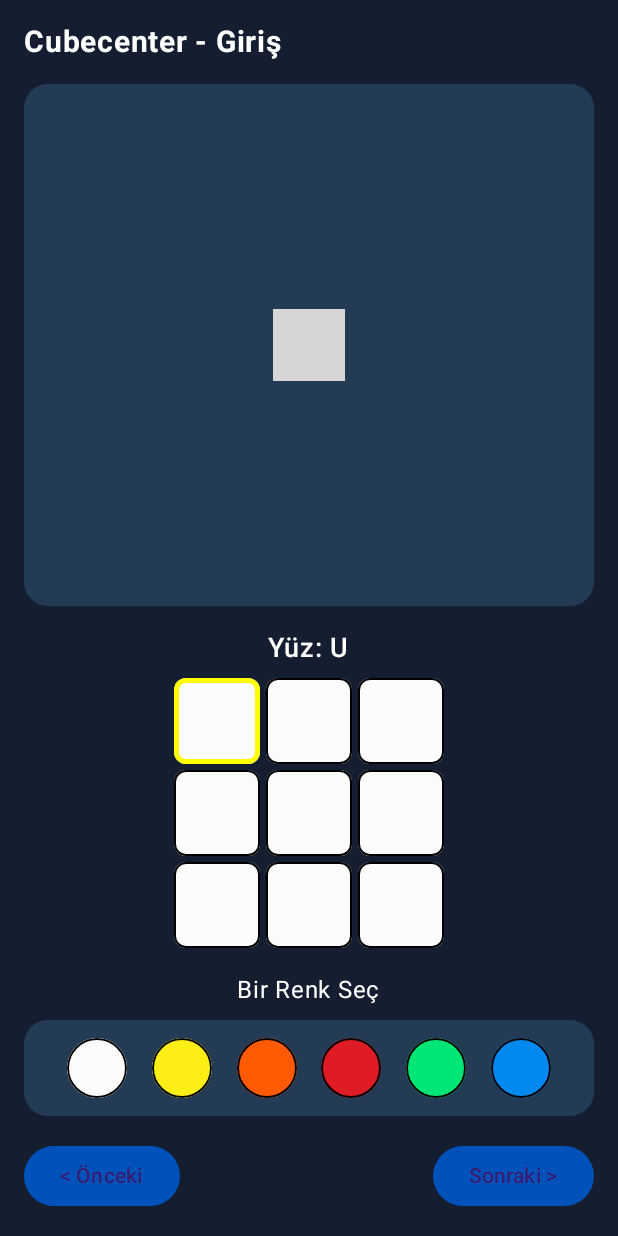
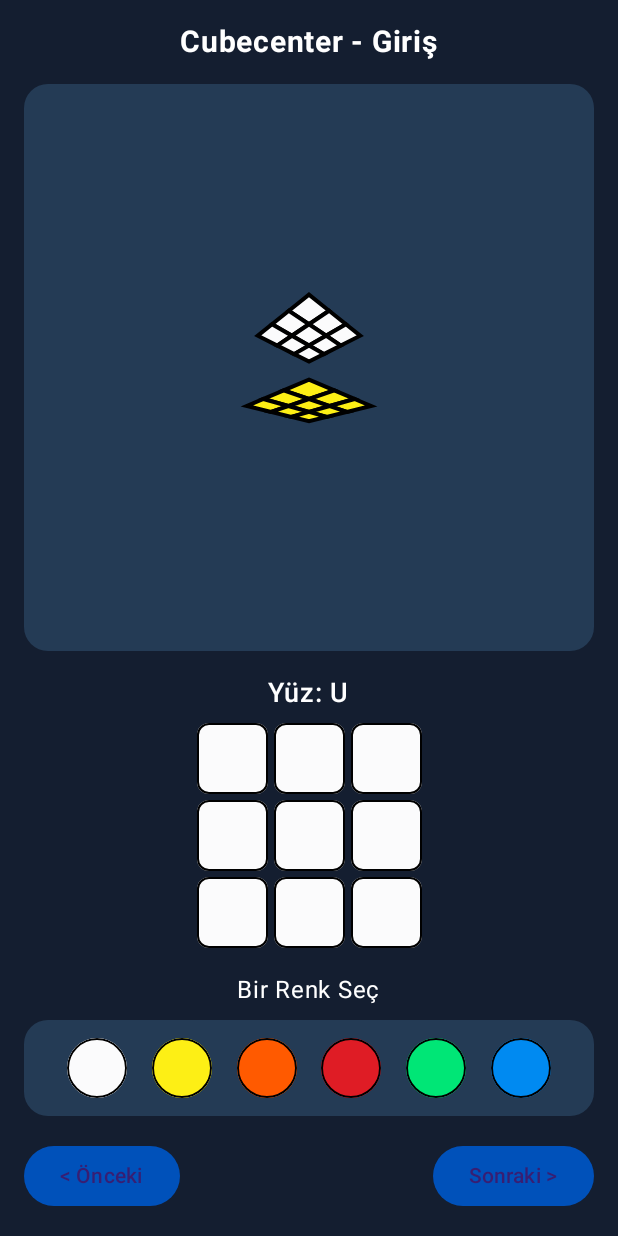
Before and after one commit to gitthubpro/cubecenter, an Android app built with Jetpack Compose: the screen it shows after launch (MainActivity), on a phone screen of 412 x 824 dp. Run offline under Robolectric (Android 15) with nearby library versions, the phone set to English and light mode, and no system bars; grey boxes are pictures that could not be loaded.

Commit message:
Refactor CubeInputScreen layout and remove unused code

```diff
--- a/app/src/main/java/com/cubecenter/app/ui/CubeInputScreen.kt
+++ b/app/src/main/java/com/cubecenter/app/ui/CubeInputScreen.kt
@@ -4,9 +4,6 @@ import androidx.compose.foundation.background
 import androidx.compose.foundation.border
 import androidx.compose.foundation.clickable
 import androidx.compose.foundation.layout.*
-import androidx.compose.foundation.lazy.grid.GridCells
-import androidx.compose.foundation.lazy.grid.LazyVerticalGrid
-import androidx.compose.foundation.lazy.grid.items
 import androidx.compose.foundation.shape.CircleShape
 import androidx.compose.foundation.shape.RoundedCornerShape
 import androidx.compose.material3.*
@@ -28,8 +25,6 @@ fun CubeInputScreen(viewModel: CubeViewModel = viewModel<CubeViewModel>()) {
     val cubeState by viewModel.cubeState.collectAsState()
     val selectedFace by viewModel.selectedFace.collectAsState()
 
-    var selectedIndex by remember { mutableStateOf(0) }
-
     Column(
         modifier = Modifier
             .fillMaxSize()
@@ -37,18 +32,12 @@ fun CubeInputScreen(viewModel: CubeViewModel = viewModel<CubeViewModel>()) {
             .padding(16.dp),
         horizontalAlignment = Alignment.CenterHorizontally
     ) {
-        Row(
-            modifier = Modifier.fillMaxWidth(),
-            horizontalArrangement = Arrangement.SpaceBetween,
-            verticalAlignment = Alignment.CenterVertically
-        ) {
         Text(
             text = "Cubecenter - Giriş",
             color = Color.White,
             fontSize = 20.sp,
             fontWeight = FontWeight.Bold
         )
-        }
 
         Spacer(modifier = Modifier.height(16.dp))
 
@@ -59,13 +48,7 @@ fun CubeInputScreen(viewModel: CubeViewModel = viewModel<CubeViewModel>()) {
                 .background(DarkSurface, RoundedCornerShape(16.dp)),
             contentAlignment = Alignment.Center
         ) {
-            Cube3DView(
-                faces = cubeState.faces,
-                onSquareClick = { face, index ->
-                    viewModel.setFace(face)
-                    selectedIndex = index
-                }
-            )
+            Cube3DView(faces = cubeState.faces)
         }
 
         Spacer(modifier = Modifier.height(16.dp))
@@ -81,30 +64,27 @@ fun CubeInputScreen(viewModel: CubeViewModel = viewModel<CubeViewModel>()) {
 
         val faceColors = cubeState.faces[selectedFace] ?: Array(9) { CubeColor.WHITE }
 
-        Box(
-            modifier = Modifier
-                .size(180.dp)
-                .background(Color.Transparent)
-        ) {
-            LazyVerticalGrid(
-                columns = GridCells.Fixed(3),
-                modifier = Modifier.fillMaxSize(),
-                horizontalArrangement = Arrangement.spacedBy(4.dp),
+        // LazyVerticalGrid YERİNE BASİT COLUMN/ROW KULLANIMI (Derleyici dostu)
+        Column(
+            modifier = Modifier.size(150.dp),
             verticalArrangement = Arrangement.spacedBy(4.dp)
         ) {
-                items(9) { index ->
+            for (row in 0 until 3) {
+                Row(
+                    modifier = Modifier.weight(1f),
+                    horizontalArrangement = Arrangement.spacedBy(4.dp)
+                ) {
+                    for (col in 0 until 3) {
+                        val index = row * 3 + col
                         val color = faceColors[index].toComposeColor()
                         Box(
                             modifier = Modifier
-                            .aspectRatio(1f)
+                                .weight(1f)
+                                .fillMaxHeight()
                                 .background(color, RoundedCornerShape(8.dp))
-                            .border(
-                                width = if (selectedIndex == index) 3.dp else 1.dp,
-                                color = if (selectedIndex == index) Color.Yellow else Color.Black,
-                                shape = RoundedCornerShape(8.dp)
+                                .border(1.dp, Color.Black, RoundedCornerShape(8.dp))
                         )
-                            .clickable { selectedIndex = index }
-                    )
+                    }
                 }
             }
         }
@@ -128,9 +108,6 @@ fun CubeInputScreen(viewModel: CubeViewModel = viewModel<CubeViewModel>()) {
                         .size(40.dp)
                         .clip(CircleShape)
                         .background(cubeColor.toComposeColor())
-                        .clickable {
-                            viewModel.setColor(selectedIndex, cubeColor)
-                        }
                         .border(1.dp, Color.Black, CircleShape)
                 )
             }
```
Lines whose indentation alone changed are shown as unchanged.
